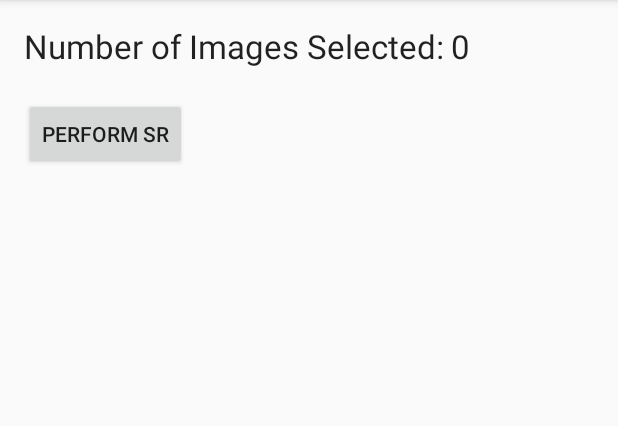
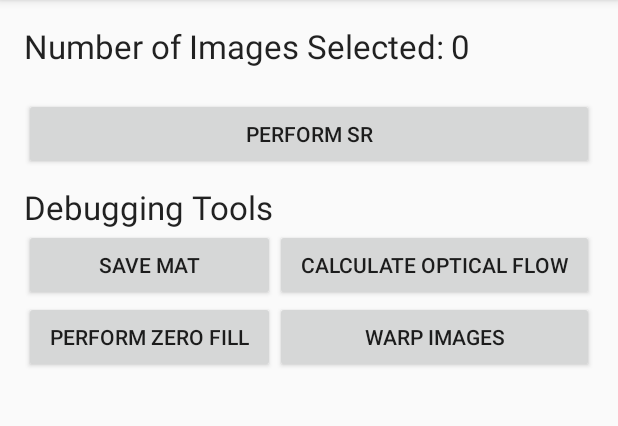
Before and after one commit to NeilDG/EagleEyeSR, an Android app: the ProcessingActivity screen opened directly, with no data from a screen before it, on a phone screen of 412 x 824 dp, the part 84-510 px from its top. Run offline under Robolectric (Android 15) with nearby library versions, the phone set to English and light mode, and no system bars; pictures from the network do not load; 1 statement that could not run was skipped.

Commit message:
Added debugging tools

```diff
--- a/app/src/main/java/neildg/com/megatronsr/MainActivity.java
+++ b/app/src/main/java/neildg/com/megatronsr/MainActivity.java
@@ -97,6 +97,8 @@ public class MainActivity extends AppCompatActivity{
                 startActivityForResult(Intent.createChooser(intent,"Select Picture"), PICK_IMAGE_MULTIPLE);
             }
         });
+
+
 
         RadioGroup scaleRadioGroup = (RadioGroup) this.findViewById(R.id.scale_radio_group);
         ParameterConfig.setScalingFactor(4);
--- a/app/src/main/java/neildg/com/megatronsr/ProcessingActivity.java
+++ b/app/src/main/java/neildg/com/megatronsr/ProcessingActivity.java
@@ -8,6 +8,7 @@ import android.widget.TextView;
 
 import neildg.com.megatronsr.constants.ParameterConfig;
 import neildg.com.megatronsr.io.BitmapURIRepository;
+import neildg.com.megatronsr.threads.DebuggingProcessor;
 import neildg.com.megatronsr.threads.MultipleImageSRProcessor;
 import neildg.com.megatronsr.threads.SingleImageSRProcessor;
 import neildg.com.megatronsr.ui.ProgressDialogHandler;
@@ -49,6 +50,22 @@ public class ProcessingActivity extends AppCompatActivity {
                ProcessingActivity.this.executeSRProcessor();
             }
         });
+
+        Button debugSaveBtn = (Button) this.findViewById(R.id.save_mat_btn);
+        debugSaveBtn.setOnClickListener(new View.OnClickListener() {
+            @Override
+            public void onClick(View v) {
+                ProcessingActivity.this.executeDebugAction(DebuggingProcessor.DebugType.DEBUG_SAVE_MAT);
+            }
+        });
+
+        Button debugZeroFillBtn = (Button) this.findViewById(R.id.zero_fill_btn);
+        debugZeroFillBtn.setOnClickListener(new View.OnClickListener() {
+            @Override
+            public void onClick(View v) {
+                ProcessingActivity.this.executeDebugAction(DebuggingProcessor.DebugType.ZERO_FILLING);
+            }
+        });
     }
 
     private void executeSRProcessor() {
@@ -60,5 +77,8 @@ public class ProcessingActivity extends AppCompatActivity {
         }
     }
 
+    private void executeDebugAction(DebuggingProcessor.DebugType debugType) {
+        new DebuggingProcessor(debugType).start();
+    }
 
 }
--- a/app/src/main/java/neildg/com/megatronsr/constants/FilenameConstants.java
+++ b/app/src/main/java/neildg/com/megatronsr/constants/FilenameConstants.java
@@ -10,7 +10,7 @@ public class FilenameConstants {
 
     public final static String INITIAL_HR_NEAREST = "nearest";
     public final static String INITIAL_HR_PREFIX_STRING = "cubic";
-    public final static String INITIAL_HR_ZERO_FILLED_STRING = "prehr_zerofill";
+    public final static String INITIAL_HR_ZERO_FILLED_STRING = "zerofill";
 
     public final static String MATCHES_PREFIX_STRING = "refimage_matchto_";
     public final static String KEYPOINTS_STRING = "refimage_keypoint";
@@ -34,4 +34,8 @@ public class FilenameConstants {
     public final static String INPUT_FILE_NAME = "original";
     public final static String INPUT_BLUR_FILENAME = "blurred";
 
+    //for debugging
+    public final static String DEBUG_DIR = "debugging";
+    public final static String MAT_VALUE_PREFIX = "mat_values_";
+
 }
--- a/app/src/main/res/layout-land/main_activity_layout.xml
+++ b/app/src/main/res/layout-land/main_activity_layout.xml
@@ -1,5 +1,5 @@
 <?xml version="1.0" encoding="utf-8"?>
-<neildg.com.megatronsr.ui.ScalableLayout
+<RelativeLayout
     xmlns:android="http://schemas.android.com/apk/res/android"
     android:layout_width="match_parent"
     android:layout_height="wrap_content">
@@ -130,7 +130,8 @@
             android:text="Pick Images from Gallery"
             android:id="@+id/select_image_btn" />
 
+
     </LinearLayout>
 
 </LinearLayout>
-</neildg.com.megatronsr.ui.ScalableLayout>
+</RelativeLayout>
--- a/app/src/main/res/layout-large-land/main_activity_layout.xml
+++ b/app/src/main/res/layout-large-land/main_activity_layout.xml
@@ -1,5 +1,5 @@
 <?xml version="1.0" encoding="utf-8"?>
-<neildg.com.megatronsr.ui.ScalableLayout
+<RelativeLayout
     xmlns:android="http://schemas.android.com/apk/res/android"
     android:layout_width="match_parent"
     android:layout_height="wrap_content">
@@ -133,4 +133,4 @@
         </LinearLayout>
 
     </LinearLayout>
-</neildg.com.megatronsr.ui.ScalableLayout>
+</RelativeLayout>
--- a/app/src/main/res/layout/activity_processing.xml
+++ b/app/src/main/res/layout/activity_processing.xml
@@ -35,10 +35,63 @@
     </LinearLayout>
 
     <Button
-        android:layout_width="wrap_content"
+        android:layout_width="fill_parent"
         android:layout_height="wrap_content"
         android:text="Perform SR"
         android:id="@+id/perform_sr_btn"
         android:layout_marginTop="20dp" />
 
+    <TableLayout
+        android:layout_width="match_parent"
+        android:layout_height="match_parent"
+        android:layout_marginTop="10dp">
+
+        <TextView
+            android:layout_width="wrap_content"
+            android:layout_height="wrap_content"
+            android:textAppearance="?android:attr/textAppearanceLarge"
+            android:text="Debugging Tools"
+            android:id="@+id/textView7"
+            android:layout_gravity="center_horizontal" />
+
+        <TableRow
+            android:layout_width="match_parent"
+            android:layout_height="match_parent">
+
+            <Button
+                android:layout_width="wrap_content"
+                android:layout_height="wrap_content"
+                android:text="Save Mat"
+                android:id="@+id/save_mat_btn"
+                android:layout_weight="1" />
+
+            <Button
+                android:layout_width="wrap_content"
+                android:layout_height="wrap_content"
+                android:text="Calculate Optical Flow"
+                android:id="@+id/optical_flow_btn"
+                android:layout_weight="1" />
+        </TableRow>
+
+        <TableRow
+            android:layout_width="match_parent"
+            android:layout_height="match_parent">
+
+            <Button
+                android:layout_width="wrap_content"
+                android:layout_height="wrap_content"
+                android:text="Perform Zero Fill"
+                android:id="@+id/zero_fill_btn"
+                android:layout_weight="1" />
+
+            <Button
+                android:layout_width="wrap_content"
+                android:layout_height="wrap_content"
+                android:text="Warp Images"
+                android:id="@+id/warp_btn"
+                android:layout_weight="1" />
+        </TableRow>
+
+    </TableLayout>
+
 </LinearLayout>
```
Also changed, not shown: app/src/main/java/neildg/com/megatronsr/io/MatWriter.java (added, +60 -0 lines), app/src/main/java/neildg/com/megatronsr/threads/DebuggingProcessor.java (added, +73 -0 lines), 1 other file.
